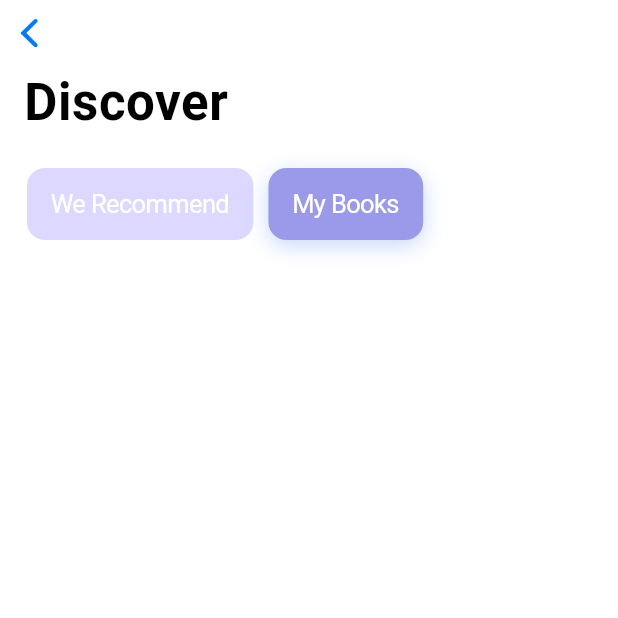
After one commit to mathewthe2/immersion_reader, a Flutter app: the Discover screen opened directly, after a tap on "We Recommend", after a tap on "My Books", on a phone screen of 412 x 824 dp, the top half of it. The commit adds this screen. Run offline on Flutter 3.47's test engine with Material 2 defaults, Android fonts, the phone set to English and light mode, and no system bars; our stand-ins replace cached_network_image, csv, file_picker, flutter_slidable, flutter_svg, font_awesome_flutter and 5 more; missing offline and left inert: flutter_archive, flutter_inappwebview, kana_kit, local_assets_server, ruby_text, swipeable_page_route; accounts and stored records are empty; network calls fail; statements that could not run were skipped.

Commit message:
add home page and discover

```diff
--- a/lib/main.dart
+++ b/lib/main.dart
@@ -1,6 +1,7 @@
 import 'dart:async';
 import 'package:flutter/cupertino.dart';
-import 'package:immersion_reader/pages/browser.dart';
+import 'package:immersion_reader/pages/discover.dart';
+// import 'package:immersion_reader/pages/browser.dart';
 import 'package:immersion_reader/providers/dictionary_provider.dart';
 import 'package:immersion_reader/providers/settings_provider.dart';
 import 'package:immersion_reader/providers/local_asset_server_provider.dart';
@@ -32,7 +33,7 @@ class _AppState extends State<App> {
   bool isReady = false;
 
   final List<GlobalKey<NavigatorState>> tabNavKeys =
-      List.generate(4, (_) => GlobalKey<NavigatorState>()); // 4 tabs
+      List.generate(5, (_) => GlobalKey<NavigatorState>()); // 4 tabs
 
   Future<void> setupProviders() async {
     localAssetsServerProvider = await LocalAssetsServerProvider.create();
@@ -68,12 +69,16 @@ class _AppState extends State<App> {
         onTap: handleSwitchNavigation,
         items: const <BottomNavigationBarItem>[
           BottomNavigationBarItem(
-            icon: Icon(CupertinoIcons.star_fill),
-            label: 'My Words',
+            icon: Icon(CupertinoIcons.home),
+            label: 'Discover',
           ),
           BottomNavigationBarItem(
             icon: Icon(CupertinoIcons.book),
             label: 'Reader',
+          ),
+          BottomNavigationBarItem(
+            icon: Icon(CupertinoIcons.star_fill),
+            label: 'My Words',
           ),
           // BottomNavigationBarItem(
           //   icon: Icon(CupertinoIcons.globe),
@@ -108,13 +113,7 @@ class _AppState extends State<App> {
         return CupertinoTabView(
             navigatorKey: tabNavKeys[index],
             builder: (BuildContext context) {
-              return isReady
-                  ? ValueListenableBuilder(
-                      valueListenable: _notifier,
-                      builder: (context, val, child) => VocabularyListPage(
-                          vocabularyListProvider: vocabularyListProvider!,
-                          notifier: _notifier))
-                  : progressIndicator();
+              return Discover();
             });
       case 1:
         return CupertinoTabView(
@@ -126,18 +125,31 @@ class _AppState extends State<App> {
                       dictionaryProvider: dictionaryProvider!)
                   : progressIndicator();
             });
+      case 2:
+        return CupertinoTabView(
+            navigatorKey: tabNavKeys[index],
+            builder: (BuildContext context) {
+              return isReady
+                  ? ValueListenableBuilder(
+                      valueListenable: _notifier,
+                      builder: (context, val, child) => VocabularyListPage(
+                          vocabularyListProvider: vocabularyListProvider!,
+                          notifier: _notifier))
+                  : progressIndicator();
+            });
+      case 3:
+        return CupertinoTabView(
+            navigatorKey: tabNavKeys[index],
+            builder: (BuildContext context) =>
+                SearchPage(dictionaryProvider: dictionaryProvider));
+
       // case 2:
       //   return CupertinoTabView(
       //       navigatorKey: tabNavKeys[index],
       //       builder: (BuildContext context) => isReady
       //           ? Browser(dictionaryProvider: dictionaryProvider!)
       //           : progressIndicator());
-      case 2:
-        return CupertinoTabView(
-            navigatorKey: tabNavKeys[index],
-            builder: (BuildContext context) =>
-                SearchPage(dictionaryProvider: dictionaryProvider));
-      case 3:
+      case 4:
         return CupertinoTabView(
             navigatorKey: tabNavKeys[index],
             builder: (BuildContext context) {
--- /dev/null
+++ b/lib/pages/discover.dart
@@ -0,0 +1,74 @@
+import 'package:flutter/cupertino.dart';
+import 'package:immersion_reader/widgets/discover/category_box.dart';
+import 'package:immersion_reader/widgets/discover/recommended_widget.dart';
+import 'package:immersion_reader/widgets/my_books/my_books_widget.dart';
+
+class Discover extends StatefulWidget {
+  const Discover({super.key});
+
+  @override
+  State<Discover> createState() => _DiscoverState();
+}
+
+class _DiscoverState extends State<Discover> {
+  int selectedTab = 1;
+  static List<String> discoverCategories = [
+    "We Recommend",
+    "My Books",
+    // "Audio Books"
+  ];
+
+  @override
+  Widget build(BuildContext context) {
+    Color backgroundColor = CupertinoDynamicColor.resolve(
+        const CupertinoDynamicColor.withBrightness(
+            color: CupertinoColors.white, darkColor: CupertinoColors.black),
+        context);
+    late Widget activeWidget;
+    switch (selectedTab) {
+      case 0:
+        activeWidget = const RecommendedWidget();
+        break;
+      case 1:
+        activeWidget = const MyBooksWidget();
+        break;
+      default:
+        activeWidget = Container();
+    }
+    return CupertinoPageScaffold(
+        backgroundColor: backgroundColor,
+        child: CustomScrollView(slivers: [
+          (CupertinoSliverNavigationBar(
+              largeTitle: const Text('Discover'),
+              backgroundColor: backgroundColor,
+              border: const Border())),
+          SliverFillRemaining(
+              child: Container(
+                  color: backgroundColor,
+                  child: SafeArea(
+                      child: Column(children: [
+                    SizedBox(
+                        height: 80,
+                        child: ListView(
+                            physics: const BouncingScrollPhysics(),
+                            scrollDirection: Axis.horizontal,
+                            children: [
+                              const SizedBox(
+                                width: 18,
+                              ),
+                              ...discoverCategories
+                                  .asMap()
+                                  .entries
+                                  .map((entry) => CategoryBox(
+                                        text: entry.value,
+                                        onPressed: () => setState(() {
+                                          selectedTab = entry.key;
+                                        }),
+                                        isSelected: selectedTab == entry.key,
+                                      )),
+                            ])),
+                    activeWidget
+                  ]))))
+        ]));
+  }
+}
--- a/lib/pages/search_page.dart
+++ b/lib/pages/search_page.dart
@@ -58,7 +58,7 @@ class _SearchPageState extends State<SearchPage> {
   Widget build(BuildContext context) {
     return CustomScrollView(slivers: [
       (const CupertinoSliverNavigationBar(
-        largeTitle: Text('Dictionary'),
+        largeTitle: Text('My Dictionary'),
       )),
       SliverFillRemaining(
           child: CupertinoScrollbar(
--- a/lib/pages/settings/settings_page.dart
+++ b/lib/pages/settings/settings_page.dart
@@ -26,18 +26,20 @@ class _SettingsPageState extends State<SettingsPage> {
 
   @override
   Widget build(BuildContext context) {
+    Color backgroundColor = CupertinoDynamicColor.resolve(
+        const CupertinoDynamicColor.withBrightness(
+            color: CupertinoColors.systemGroupedBackground,
+            darkColor: CupertinoColors.black),
+        context);
     return CupertinoPageScaffold(
+        backgroundColor: backgroundColor,
         child: CustomScrollView(slivers: [
           (const CupertinoSliverNavigationBar(
             largeTitle: Text('Settings'),
           )),
           SliverFillRemaining(
               child: Container(
-              color: CupertinoDynamicColor.resolve(
-                  const CupertinoDynamicColor.withBrightness(
-                      color: CupertinoColors.systemGroupedBackground,
-                      darkColor: CupertinoColors.black),
-                  context),
+                  color: backgroundColor,
                   child: Column(children: [
                     CupertinoListSection(children: [
                       CupertinoListTile(
--- a/lib/utils/browser/browser_js.dart
+++ b/lib/utils/browser/browser_js.dart
@@ -1,4 +1,4 @@
-String browserJs = """
+const String browserJs = """
 /*jshint esversion: 6 */
 function tapToSelect(e) {
     var result = document.caretRangeFromPoint(e.clientX, e.clientY);
--- a/lib/utils/reader/reader_js.dart
+++ b/lib/utils/reader/reader_js.dart
@@ -1,4 +1,4 @@
-String readerJs = """
+const String readerJs = """
 /*jshint esversion: 6 */
 function tapToSelect(e) {
     var result = document.caretRangeFromPoint(e.clientX, e.clientY);
--- /dev/null
+++ b/lib/widgets/discover/category_box.dart
@@ -0,0 +1,54 @@
+import 'package:flutter/cupertino.dart';
+
+class CategoryBox extends StatelessWidget {
+  final String text;
+  final bool isSelected;
+  final Function onPressed;
+  const CategoryBox(
+      {super.key,
+      required this.text,
+      required this.isSelected,
+      required this.onPressed});
+
+  @override
+  Widget build(BuildContext context) {
+    return Center(
+      child: GestureDetector(
+        onTap: () => onPressed(),
+        child: Padding(
+          padding: const EdgeInsets.only(right: 10),
+          child: Container(
+            height: 48,
+            decoration: BoxDecoration(
+              borderRadius: BorderRadius.circular(12),
+              color: isSelected
+                  ? const Color(0xFF9B99E9)
+                  : const Color(0xFFDCD8FF),
+              boxShadow: isSelected
+                  ? [
+                      BoxShadow(
+                          color: const Color(0xff4A80F0).withOpacity(0.3),
+                          offset: const Offset(0, 4),
+                          blurRadius: 12),
+                    ]
+                  : [],
+            ),
+            child: Center(
+              child: Padding(
+                padding:
+                    const EdgeInsets.symmetric(horizontal: 16, vertical: 13),
+                child: Text(
+                  text,
+                  style: const TextStyle(
+                      color: CupertinoColors.white,
+                      fontSize: 17,
+                      fontWeight: FontWeight.normal),
+                ),
+              ),
+            ),
+          ),
+        ),
+      ),
+    );
+  }
+}
--- /dev/null
+++ b/lib/widgets/discover/discover_box.dart
@@ -0,0 +1,71 @@
+import 'package:flutter/cupertino.dart';
+import 'package:transparent_image/transparent_image.dart';
+
+class DiscoverBox extends StatelessWidget {
+  final String? title;
+  final String? subtitle;
+  const DiscoverBox({super.key, this.title, this.subtitle});
+
+  @override
+  Widget build(BuildContext context) {
+    return GestureDetector(
+        child: Container(
+            padding: const EdgeInsets.all(20),
+            child: Stack(alignment: Alignment.bottomLeft, children: [
+              ClipRRect(
+                  borderRadius: BorderRadius.circular(18),
+                  child: AspectRatio(
+                      aspectRatio: MediaQuery.of(context).size.width /
+                          (MediaQuery.of(context).size.height / 1.8),
+                      child: FadeInImage.memoryNetwork(
+                        imageErrorBuilder: (_, __, ___) =>
+                            const SizedBox.shrink(),
+                        placeholder: kTransparentImage,
+                        image: "https://www.immersionkit.com/reader/ducks.jpg",
+                        alignment: Alignment.topCenter,
+                        fit: BoxFit.cover,
+                      ))),
+              LayoutBuilder(builder: (context, constraints) {
+                return Container(
+                  alignment: Alignment.bottomCenter,
+                  decoration: BoxDecoration(
+                      gradient: LinearGradient(
+                        colors: [
+                          CupertinoColors.darkBackgroundGray.withOpacity(0.2),
+                          CupertinoColors.darkBackgroundGray.withOpacity(0.4)
+                        ],
+                        begin: Alignment.bottomLeft,
+                        end: Alignment.topRight,
+                      ),
+                      borderRadius: const BorderRadius.vertical(
+                          bottom: Radius.circular(18))),
+                  padding: const EdgeInsets.fromLTRB(2, 2, 2, 4),
+                  height: constraints.maxHeight * 0.40,
+                  child: Padding(
+                      padding: const EdgeInsets.symmetric(horizontal: 4),
+                      child: Text(
+                        title!,
+                        overflow: TextOverflow.ellipsis,
+                        maxLines: 2,
+                        textAlign: TextAlign.center,
+                        softWrap: true,
+                        style: const TextStyle(
+                            color: CupertinoColors.white, fontSize: 16),
+                      )),
+                );
+              }),
+              const SizedBox(
+                height: 5,
+              ),
+              subtitle != null
+                  ? Text(
+                      subtitle!,
+                      style: const TextStyle(
+                          fontSize: 16,
+                          fontWeight: FontWeight.w300,
+                          color: CupertinoColors.black),
+                    )
+                  : Container(),
+            ])));
+  }
+}
--- /dev/null
+++ b/lib/widgets/discover/recommended_widget.dart
@@ -0,0 +1,41 @@
+import 'package:flutter/cupertino.dart';
+import 'package:font_awesome_flutter/font_awesome_flutter.dart';
+import 'package:immersion_reader/widgets/discover/discover_box.dart';
+
+class RecommendedWidget extends StatelessWidget {
+  const RecommendedWidget({super.key});
+
+  @override
+  Widget build(BuildContext context) {
+    return Column(children: [
+      Padding(
+          padding: const EdgeInsets.fromLTRB(18, 20, 10, 10),
+          child: Align(
+              alignment: Alignment.centerLeft,
+              child: Row(children: const [
+                FaIcon(
+                  FontAwesomeIcons.headphones,
+                  color: CupertinoColors.black,
+                  size: 20,
+                ),
+                SizedBox(width: 10),
+                Text('Audio Books',
+                    style: TextStyle(fontWeight: FontWeight.w700, fontSize: 18))
+              ]))),
+      SizedBox(
+          height: 400,
+          child: GridView.builder(
+              // shrinkWrap: true,
+              gridDelegate: SliverGridDelegateWithFixedCrossAxisCount(
+                crossAxisCount: 3,
+                childAspectRatio: MediaQuery.of(context).size.width /
+                    (MediaQuery.of(context).size.height / 1.8),
+              ),
+              itemCount: 1,
+              itemBuilder: (BuildContext context, int index) {
+                return const DiscoverBox(title: "あひるさん と 時計");
+              }))
+      // const DiscoverBox(title: "あひるさん と 時計")
+    ]);
+  }
+}
--- /dev/null
+++ b/lib/widgets/my_books/my_books_widget.dart
@@ -0,0 +1,39 @@
+import 'package:flutter/cupertino.dart';
+import 'package:immersion_reader/data/reader/book.dart';
+import 'package:immersion_reader/utils/reader/ttu_source.dart';
+import 'package:immersion_reader/widgets/my_books/book_widget.dart';
+
+class MyBooksWidget extends StatefulWidget {
+  const MyBooksWidget({super.key});
+
+  @override
+  State<MyBooksWidget> createState() => _MyBooksWidgetState();
+}
+
+class _MyBooksWidgetState extends State<MyBooksWidget> {
+  @override
+  Widget build(BuildContext context) {
+    return FutureBuilder<List<Book>>(
+        future: TtuSource.getBooksHistory(),
+        builder: (context, snapshot) {
+          if (snapshot.hasData) {
+            return SizedBox(
+                height: 400,
+                child: GridView.builder(
+                    // shrinkWrap: true,
+                    gridDelegate: SliverGridDelegateWithFixedCrossAxisCount(
+                      crossAxisCount: 3,
+                      childAspectRatio: MediaQuery.of(context).size.width /
+                          (MediaQuery.of(context).size.height / 1.8),
+                    ),
+                    itemCount: snapshot.data!.length,
+                    itemBuilder: (BuildContext context, int index) {
+                      return BookWidget(book: snapshot.data![index]);
+                    }));
+            //return BookWidget(book: snapshot.data![0]);
+          } else {
+            return Container();
+          }
+        });
+  }
+}
```
Also changed, not shown: lib/data/reader/book.dart (added, +42 -0 lines), lib/utils/cached_memory_image.dart (added, +58 -0 lines), lib/utils/reader/get_history_js.dart (added, +81 -0 lines), lib/utils/reader/ttu_source.dart (added, +104 -0 lines), lib/widgets/my_books/book_widget.dart (added, +85 -0 lines), pubspec.yaml (+19 -18 lines), pubspec.lock, 2 other files. Lines whose indentation alone changed are shown as unchanged.
